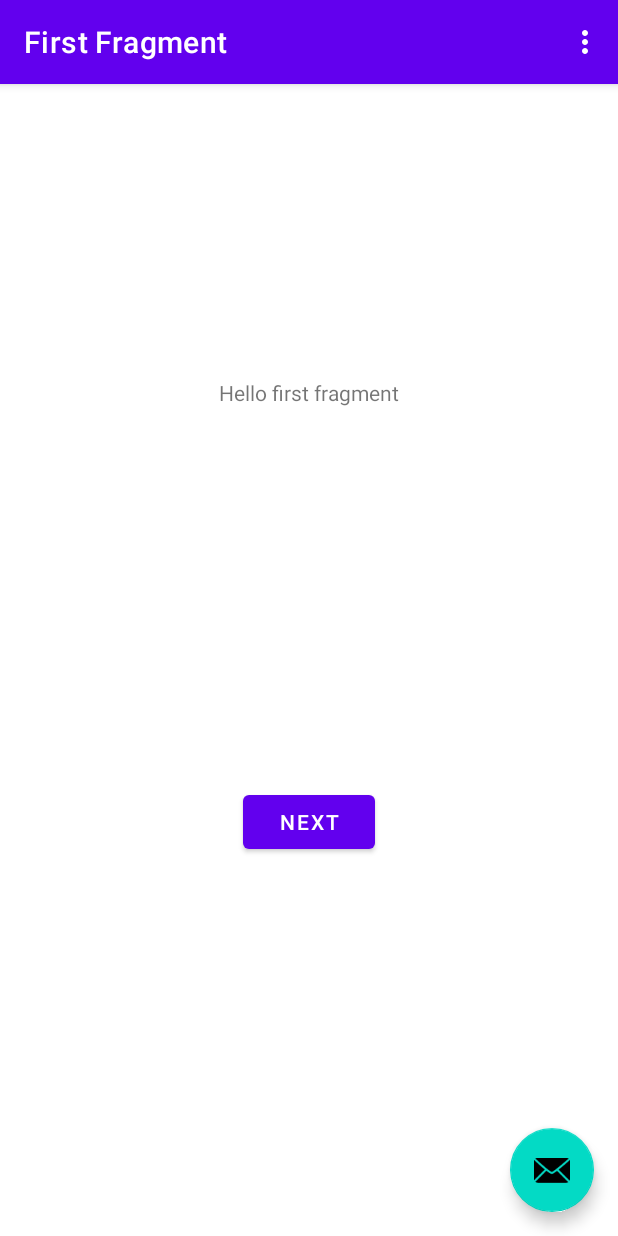
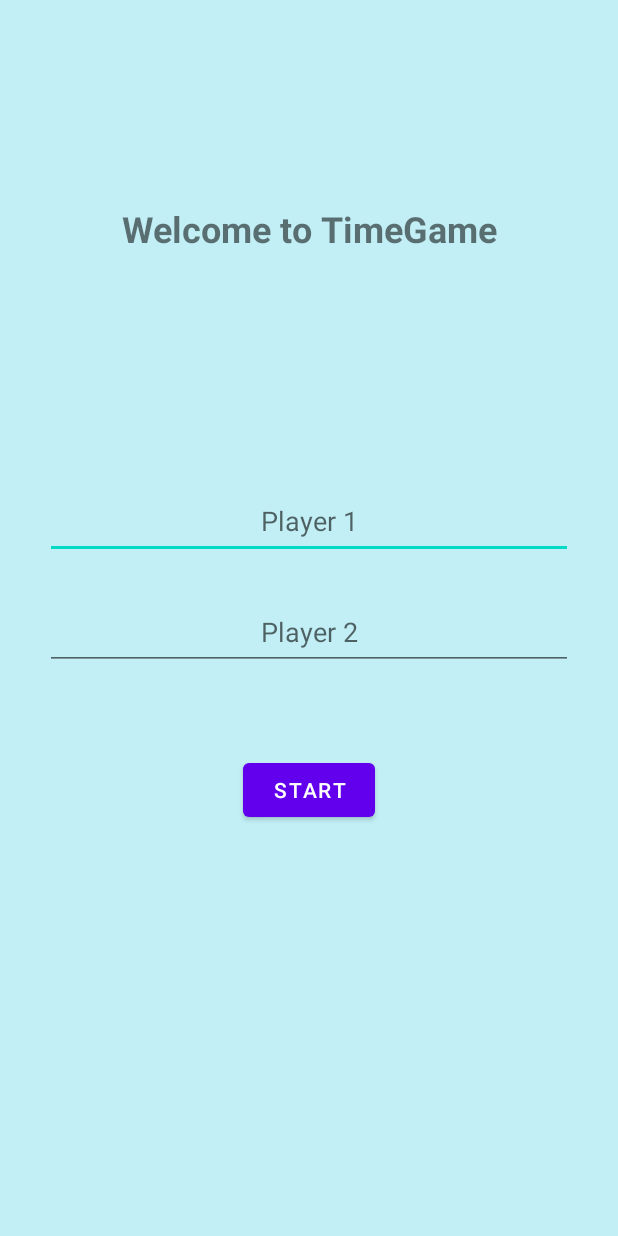
Before and after one commit to Gokay6051/SENG-405, an Android app: the screen it shows after launch (MainActivity), on a phone screen of 412 x 824 dp. Run offline under Robolectric (Android 15) with nearby library versions, the phone set to English and light mode, and no system bars; our stand-ins replace navigation-ui.

Commit message:
Project Completed

```diff
--- a/TimeGame/app/build.gradle
+++ b/TimeGame/app/build.gradle
@@ -32,7 +32,7 @@ android {
 
 dependencies {
 
-    implementation 'androidx.appcompat:appcompat:1.6.1'
+    implementation 'androidx.appcompat:appcompat:1.5.1'
     implementation 'com.google.android.material:material:1.8.0'
     implementation 'androidx.constraintlayout:constraintlayout:2.1.4'
     implementation 'androidx.navigation:navigation-fragment:2.5.3'
--- a/TimeGame/app/src/main/java/com/example/timegame/FirstFragment.java
+++ /dev/null
@@ -1,47 +0,0 @@
-package com.example.timegame;
-
-import android.os.Bundle;
-import android.view.LayoutInflater;
-import android.view.View;
-import android.view.ViewGroup;
-
-import androidx.annotation.NonNull;
-import androidx.fragment.app.Fragment;
-import androidx.navigation.fragment.NavHostFragment;
-
-import com.example.timegame.databinding.FragmentFirstBinding;
-
-public class FirstFragment extends Fragment {
-
-    private FragmentFirstBinding binding;
-
-    @Override
-    public View onCreateView(
-            LayoutInflater inflater, ViewGroup container,
-            Bundle savedInstanceState
-    ) {
-
-        binding = FragmentFirstBinding.inflate(inflater, container, false);
-        return binding.getRoot();
-
-    }
-
-    public void onViewCreated(@NonNull View view, Bundle savedInstanceState) {
-        super.onViewCreated(view, savedInstanceState);
-
-        binding.buttonFirst.setOnClickListener(new View.OnClickListener() {
-            @Override
-            public void onClick(View view) {
-                NavHostFragment.findNavController(FirstFragment.this)
-                        .navigate(R.id.action_FirstFragment_to_SecondFragment);
-            }
-        });
-    }
-
-    @Override
-    public void onDestroyView() {
-        super.onDestroyView();
-        binding = null;
-    }
-
-}
--- a/TimeGame/app/src/main/java/com/example/timegame/MainActivity.java
+++ b/TimeGame/app/src/main/java/com/example/timegame/MainActivity.java
@@ -1,11 +1,13 @@
 package com.example.timegame;
 
+import android.content.Intent;
 import android.os.Bundle;
 
 import com.google.android.material.snackbar.Snackbar;
 
 import androidx.appcompat.app.AppCompatActivity;
 
+import android.text.TextUtils;
 import android.view.View;
 
 import androidx.navigation.NavController;
@@ -17,60 +19,38 @@ import com.example.timegame.databinding.ActivityMainBinding;
 
 import android.view.Menu;
 import android.view.MenuItem;
+import android.widget.EditText;
+import android.widget.TextView;
 
 public class MainActivity extends AppCompatActivity {
 
-    private AppBarConfiguration appBarConfiguration;
-    private ActivityMainBinding binding;
+    private EditText player1, player2;
+    private TextView txtIsEmpty;
+    //player1 = p1, player2 = p2
+    private String p1, p2;
 
     @Override
     protected void onCreate(Bundle savedInstanceState) {
         super.onCreate(savedInstanceState);
-
-        binding = ActivityMainBinding.inflate(getLayoutInflater());
-        setContentView(binding.getRoot());
-
-        setSupportActionBar(binding.toolbar);
-
-        NavController navController = Navigation.findNavController(this, R.id.nav_host_fragment_content_main);
-        appBarConfiguration = new AppBarConfiguration.Builder(navController.getGraph()).build();
-        NavigationUI.setupActionBarWithNavController(this, navController, appBarConfiguration);
-
-        binding.fab.setOnClickListener(new View.OnClickListener() {
-            @Override
-            public void onClick(View view) {
-                Snackbar.make(view, "Replace with your own action", Snackbar.LENGTH_LONG)
-                        .setAction("Action", null).show();
-            }
-        });
+        setContentView(R.layout.activity_main);
+        player1 = (EditText)findViewById(R.id.editTextPlayerName);
+        player2 = (EditText)findViewById(R.id.editTextPlayerName2);
+        txtIsEmpty = (TextView)findViewById(R.id.textViewError);
     }
 
-    @Override
-    public boolean onCreateOptionsMenu(Menu menu) {
-        // Inflate the menu; this adds items to the action bar if it is present.
-        getMenuInflater().inflate(R.menu.menu_main, menu);
-        return true;
+    public void buttonStart(View v){
+        p1 = player1.getText().toString();
+        p2 = player2.getText().toString();
+
+        if(!TextUtils.isEmpty(p1)){
+            if(!TextUtils.isEmpty(p2)){
+                Intent intent = new Intent(MainActivity.this, GameActivity.class);
+                intent.putExtra("player1", p1);
+                intent.putExtra("player2", p2);
+                startActivity(intent);
+            }
+        }
+        txtIsEmpty.setText("Spaces cannot be left blank!");
     }
 
-    @Override
-    public boolean onOptionsItemSelected(MenuItem item) {
-        // Handle action bar item clicks here. The action bar will
-        // automatically handle clicks on the Home/Up button, so long
-        // as you specify a parent activity in AndroidManifest.xml.
-        int id = item.getItemId();
-
-        //noinspection SimplifiableIfStatement
-        if (id == R.id.action_settings) {
-            return true;
-        }
-
-        return super.onOptionsItemSelected(item);
-    }
-
-    @Override
-    public boolean onSupportNavigateUp() {
-        NavController navController = Navigation.findNavController(this, R.id.nav_host_fragment_content_main);
-        return NavigationUI.navigateUp(navController, appBarConfiguration)
-                || super.onSupportNavigateUp();
-    }
 }
--- a/TimeGame/app/src/main/res/layout/activity_main.xml
+++ b/TimeGame/app/src/main/res/layout/activity_main.xml
@@ -1,37 +1,81 @@
 <?xml version="1.0" encoding="utf-8"?>
-<androidx.coordinatorlayout.widget.CoordinatorLayout xmlns:android="http://schemas.android.com/apk/res/android"
+<androidx.constraintlayout.widget.ConstraintLayout xmlns:android="http://schemas.android.com/apk/res/android"
     xmlns:app="http://schemas.android.com/apk/res-auto"
     xmlns:tools="http://schemas.android.com/tools"
     android:layout_width="match_parent"
     android:layout_height="match_parent"
+    android:background="#3E00BCD4"
     tools:context=".MainActivity">
 
-    <com.google.android.material.appbar.AppBarLayout
-        android:layout_width="match_parent"
-        android:layout_height="wrap_content"
-        android:theme="@style/Theme.TimeGame.AppBarOverlay">
-
-        <androidx.appcompat.widget.Toolbar
-            android:id="@+id/toolbar"
-            android:layout_width="match_parent"
-            android:layout_height="?attr/actionBarSize"
-            android:background="?attr/colorPrimary"
-            app:popupTheme="@style/Theme.TimeGame.PopupOverlay" />
-
-    </com.google.android.material.appbar.AppBarLayout>
-
-    <include
-        layout="@layout/content_main"
-        android:layout_width="match_parent"
-        android:layout_height="match_parent" />
-
-    <com.google.android.material.floatingactionbutton.FloatingActionButton
-        android:id="@+id/fab"
+    <TextView
+        android:id="@+id/welcome"
         android:layout_width="wrap_content"
         android:layout_height="wrap_content"
-        android:layout_gravity="bottom|end"
-        android:layout_marginEnd="@dimen/fab_margin"
-        android:layout_marginBottom="16dp"
-        app:srcCompat="@android:drawable/ic_dialog_email" />
+        android:layout_marginTop="136dp"
+        android:text="@string/welcome_to_timegame"
+        android:textSize="24sp"
+        android:textStyle="bold"
+        app:layout_constraintEnd_toEndOf="parent"
+        app:layout_constraintHorizontal_bias="0.502"
+        app:layout_constraintStart_toStartOf="parent"
+        app:layout_constraintTop_toTopOf="parent" />
 
-</androidx.coordinatorlayout.widget.CoordinatorLayout>
+    <EditText
+        android:id="@+id/editTextPlayerName"
+        android:layout_width="match_parent"
+        android:layout_height="50dp"
+        android:layout_marginStart="30dp"
+        android:layout_marginTop="308dp"
+        android:layout_marginEnd="30dp"
+        android:layout_marginBottom="247dp"
+        android:ems="10"
+        android:hint="@string/player_1"
+        android:inputType="textPersonName"
+        android:textAlignment="center"
+        app:layout_constraintBottom_toTopOf="@+id/textViewError"
+        app:layout_constraintEnd_toEndOf="parent"
+        app:layout_constraintHorizontal_bias="0.0"
+        app:layout_constraintStart_toStartOf="parent"
+        app:layout_constraintTop_toTopOf="parent"
+        app:layout_constraintVertical_bias="0.51" />
+
+    <EditText
+        android:id="@+id/editTextPlayerName2"
+        android:layout_width="match_parent"
+        android:layout_height="50dp"
+        android:layout_marginStart="30dp"
+        android:layout_marginTop="228dp"
+        android:layout_marginEnd="30dp"
+        android:ems="10"
+        android:hint="@string/player_2"
+        android:inputType="textPersonName"
+        android:textAlignment="center"
+        app:layout_constraintEnd_toEndOf="parent"
+        app:layout_constraintHorizontal_bias="0.0"
+        app:layout_constraintStart_toStartOf="parent"
+        app:layout_constraintTop_toBottomOf="@+id/welcome" />
+
+    <Button
+        android:id="@+id/buttonStart"
+        android:layout_width="wrap_content"
+        android:layout_height="wrap_content"
+        android:layout_marginTop="56dp"
+        android:onClick="buttonStart"
+        android:text="@string/start"
+        app:layout_constraintEnd_toEndOf="parent"
+        app:layout_constraintStart_toStartOf="parent"
+        app:layout_constraintTop_toBottomOf="@+id/editTextPlayerName2" />
+
+    <TextView
+        android:id="@+id/textViewError"
+        android:layout_width="wrap_content"
+        android:layout_height="30dp"
+        android:layout_marginBottom="122dp"
+        android:textSize="20sp"
+        app:layout_constraintBottom_toBottomOf="parent"
+        app:layout_constraintEnd_toEndOf="parent"
+        app:layout_constraintHorizontal_bias="0.501"
+        app:layout_constraintStart_toStartOf="parent"
+        app:layout_constraintTop_toBottomOf="@+id/welcome"
+        app:layout_constraintVertical_bias="0.926" />
+</androidx.constraintlayout.widget.ConstraintLayout>
--- a/TimeGame/app/src/main/res/layout/content_main.xml
+++ /dev/null
@@ -1,19 +0,0 @@
-<?xml version="1.0" encoding="utf-8"?>
-<androidx.constraintlayout.widget.ConstraintLayout xmlns:android="http://schemas.android.com/apk/res/android"
-    xmlns:app="http://schemas.android.com/apk/res-auto"
-    android:layout_width="match_parent"
-    android:layout_height="match_parent"
-    app:layout_behavior="@string/appbar_scrolling_view_behavior">
-
-    <fragment
-        android:id="@+id/nav_host_fragment_content_main"
-        android:name="androidx.navigation.fragment.NavHostFragment"
-        android:layout_width="0dp"
-        android:layout_height="0dp"
-        app:defaultNavHost="true"
-        app:layout_constraintBottom_toBottomOf="parent"
-        app:layout_constraintLeft_toLeftOf="parent"
-        app:layout_constraintRight_toRightOf="parent"
-        app:layout_constraintTop_toTopOf="parent"
-        app:navGraph="@navigation/nav_graph" />
-</androidx.constraintlayout.widget.ConstraintLayout>
--- a/TimeGame/app/src/main/res/layout/fragment_first.xml
+++ /dev/null
@@ -1,28 +0,0 @@
-<?xml version="1.0" encoding="utf-8"?>
-<androidx.constraintlayout.widget.ConstraintLayout xmlns:android="http://schemas.android.com/apk/res/android"
-    xmlns:app="http://schemas.android.com/apk/res-auto"
-    xmlns:tools="http://schemas.android.com/tools"
-    android:layout_width="match_parent"
-    android:layout_height="match_parent"
-    tools:context=".FirstFragment">
-
-    <TextView
-        android:id="@+id/textview_first"
-        android:layout_width="wrap_content"
-        android:layout_height="wrap_content"
-        android:text="@string/hello_first_fragment"
-        app:layout_constraintBottom_toTopOf="@id/button_first"
-        app:layout_constraintEnd_toEndOf="parent"
-        app:layout_constraintStart_toStartOf="parent"
-        app:layout_constraintTop_toTopOf="parent" />
-
-    <Button
-        android:id="@+id/button_first"
-        android:layout_width="wrap_content"
-        android:layout_height="wrap_content"
-        android:text="@string/next"
-        app:layout_constraintBottom_toBottomOf="parent"
-        app:layout_constraintEnd_toEndOf="parent"
-        app:layout_constraintStart_toStartOf="parent"
-        app:layout_constraintTop_toBottomOf="@id/textview_first" />
-</androidx.constraintlayout.widget.ConstraintLayout>
--- a/TimeGame/app/src/main/res/menu/menu_main.xml
+++ b/TimeGame/app/src/main/res/menu/menu_main.xml
@@ -1,4 +1,4 @@
-<menu xmlns:android="http://schemas.android.com/apk/res/android"
+ <menu xmlns:android="http://schemas.android.com/apk/res/android"
     xmlns:app="http://schemas.android.com/apk/res-auto"
     xmlns:tools="http://schemas.android.com/tools"
     tools:context="com.example.timegame.MainActivity">
--- a/TimeGame/app/src/main/res/values/strings.xml
+++ b/TimeGame/app/src/main/res/values/strings.xml
@@ -9,4 +9,9 @@
 
     <string name="hello_first_fragment">Hello first fragment</string>
     <string name="hello_second_fragment">Hello second fragment. Arg: %1$s</string>
+    <string name="welcome_to_timegame">Welcome to TimeGame</string>
+    <string name="player_1">Player 1</string>
+    <string name="player_2">Player 2</string>
+    <string name="start">START</string>
+    <string name="textview">THE TIME GAME</string>
 </resources>
```
Also changed, not shown: TimeGame/app/src/main/AndroidManifest.xml (+6 -3 lines), TimeGame/app/src/main/java/com/example/timegame/GameActivity.java (added, +102 -0 lines), TimeGame/app/src/main/java/com/example/timegame/SecondFragment.java (deleted, +0 -47 lines), TimeGame/app/src/main/res/layout/activity_game.xml (added, +61 -0 lines), TimeGame/app/src/main/res/layout/fragment_second.xml (deleted, +0 -27 lines).
